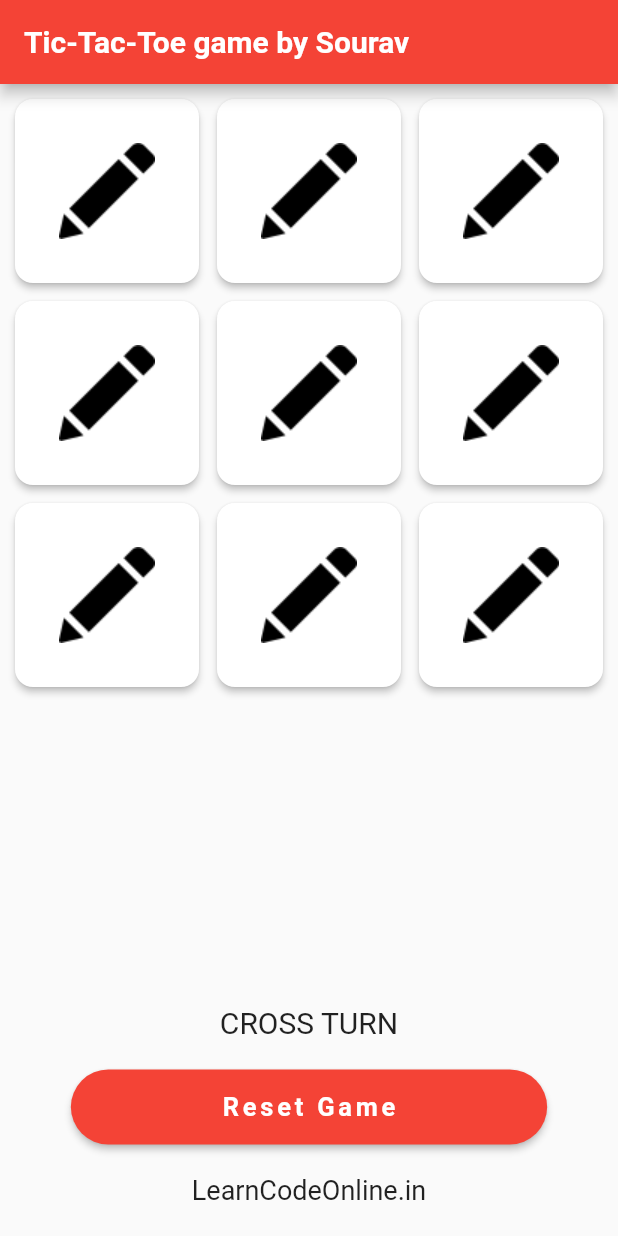
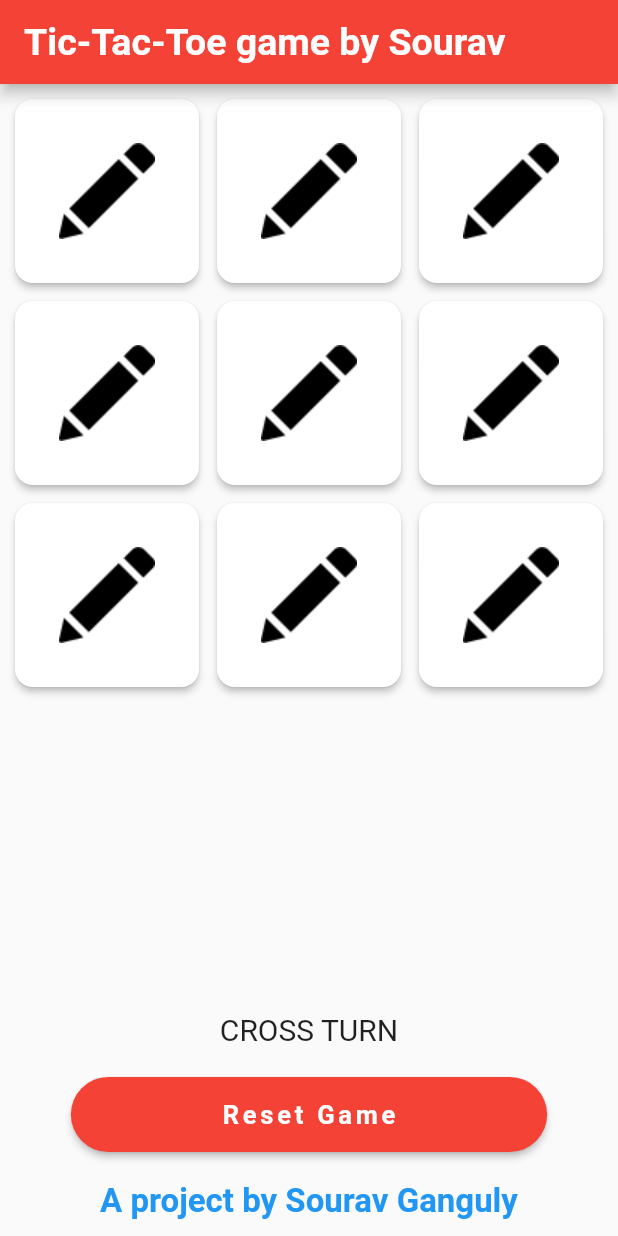
Before and after one commit to iamsourav37/TicTacToe-in-Flutter, a Flutter app: the screen it shows after launch, on a phone screen of 412 x 824 dp. Run offline on Flutter 3.47's test engine with Material 2 defaults, Android fonts, the phone set to English and light mode, and no system bars.

Commit message:
tic tac toe game is ready

```diff
--- a/lib/HomePage.dart
+++ b/lib/HomePage.dart
@@ -54,9 +54,9 @@ class _HomePageState extends State<HomePage> {
           this.gameState[index] = "circle";
         }
         this.isCross = !this.isCross;
-        if(this.isCross){
+        if (this.isCross) {
           this.message = "CROSS turn";
-        }else{
+        } else {
           this.message = "CIRCLE turn";
         }
         this.checkWin();
@@ -66,7 +66,7 @@ class _HomePageState extends State<HomePage> {
 
   resetGame() {
     setState(() {
-      this.message = this.isCross? "CROSS turn" : "CIRCLE turn";
+      this.message = this.isCross ? "CROSS turn" : "CIRCLE turn";
       this.gameState = [
         "empty",
         "empty",
@@ -78,7 +78,7 @@ class _HomePageState extends State<HomePage> {
         "empty",
         "empty",
       ];
-        this.isDisabled = false;
+      this.isDisabled = false;
     });
   }
 
@@ -101,7 +101,6 @@ class _HomePageState extends State<HomePage> {
       setState(() {
         this.message = "${this.gameState[3]} Wins";
         this.isDisabled = true;
-
       });
     }
     if ((gameState[6] != "empty") &&
@@ -110,7 +109,6 @@ class _HomePageState extends State<HomePage> {
       setState(() {
         this.message = "${this.gameState[6]} Wins";
         this.isDisabled = true;
-
       });
     }
     if ((gameState[0] != "empty") &&
@@ -119,7 +117,6 @@ class _HomePageState extends State<HomePage> {
       setState(() {
         this.message = "${this.gameState[0]} Wins";
         this.isDisabled = true;
-
       });
     }
     if ((gameState[1] != "empty") &&
@@ -128,7 +125,6 @@ class _HomePageState extends State<HomePage> {
       setState(() {
         this.message = "${this.gameState[1]} Wins";
         this.isDisabled = true;
-
       });
     }
     if ((gameState[2] != "empty") &&
@@ -137,7 +133,6 @@ class _HomePageState extends State<HomePage> {
       setState(() {
         this.message = "${this.gameState[2]} Wins";
         this.isDisabled = true;
-
       });
     }
     if ((gameState[0] != "empty") &&
@@ -146,7 +141,6 @@ class _HomePageState extends State<HomePage> {
       setState(() {
         this.message = "${this.gameState[0]} Wins";
         this.isDisabled = true;
-
       });
     }
     if ((gameState[2] != "empty") &&
@@ -155,7 +149,6 @@ class _HomePageState extends State<HomePage> {
       setState(() {
         this.message = "${this.gameState[2]} Wins";
         this.isDisabled = true;
-
       });
     }
 
@@ -172,7 +165,8 @@ class _HomePageState extends State<HomePage> {
         appBar: AppBar(
           title: Text(
             "Tic-Tac-Toe game by Sourav",
-            style: TextStyle(color: Colors.white, fontWeight: FontWeight.w600),
+            style: TextStyle(
+                color: Colors.white, fontWeight: FontWeight.w600, fontSize: 25),
           ),
         ),
         body: Column(
@@ -191,7 +185,11 @@ class _HomePageState extends State<HomePage> {
                 itemCount: 9,
                 itemBuilder: (context, index) => Container(
                   child: MaterialButton(
-                    onPressed: isDisabled?null: (){this.playGame(index);}  ,
+                    onPressed: isDisabled
+                        ? null
+                        : () {
+                            this.playGame(index);
+                          },
                     shape: RoundedRectangleBorder(
                         borderRadius: BorderRadius.circular(12)),
                     color: Colors.white,
@@ -227,12 +225,16 @@ class _HomePageState extends State<HomePage> {
               ),
             ),
             Container(
-              padding: EdgeInsets.all(20),
+              padding: EdgeInsets.only(top: 20, bottom: 10),
               child: Text(
-                "LearnCodeOnline.in",
-                style: TextStyle(fontSize: 18),
+                "A project by Sourav Ganguly",
+                style: TextStyle(
+                  fontSize: 22,
+                  color: Colors.blue,
+                  fontWeight: FontWeight.bold,
+                ),
               ),
-            )
+            ),
           ],
         ));
   }
```
